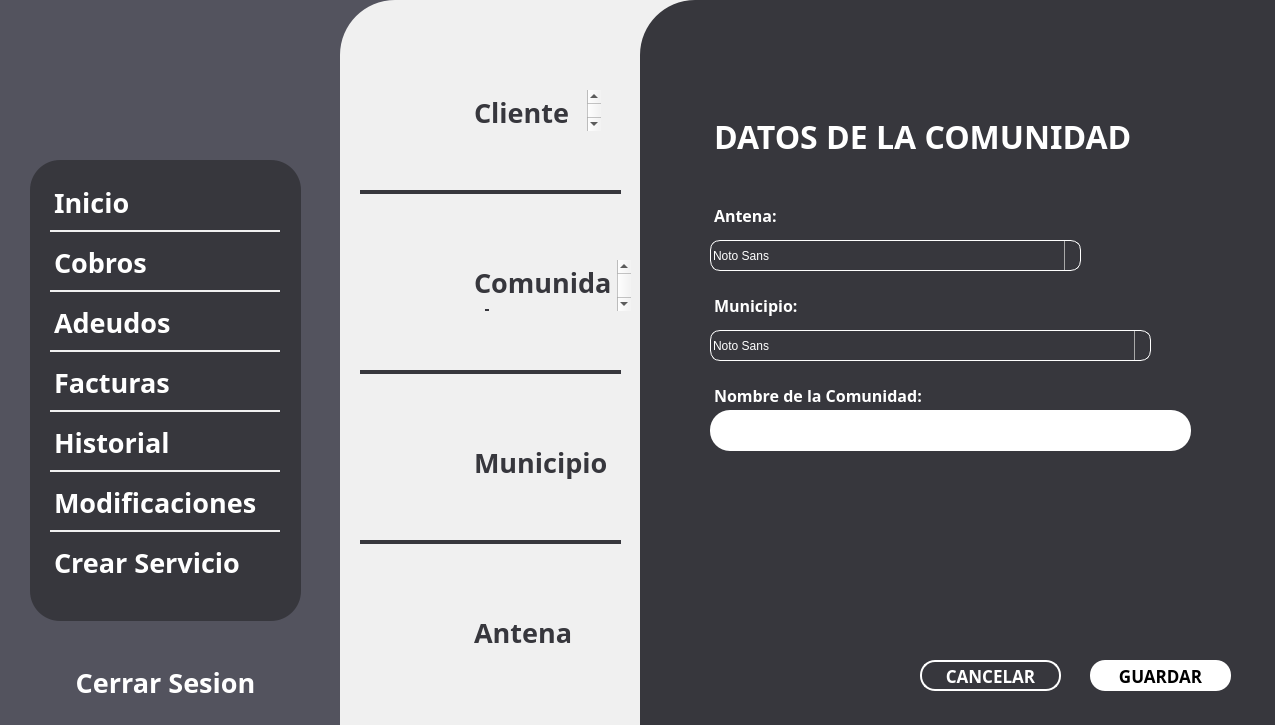
Before: the Qt Designer form app/frontend/pantalla_crearS_comunidad.ui in uRicardoCaballero/Radcomtest, drawn with Qt 5.
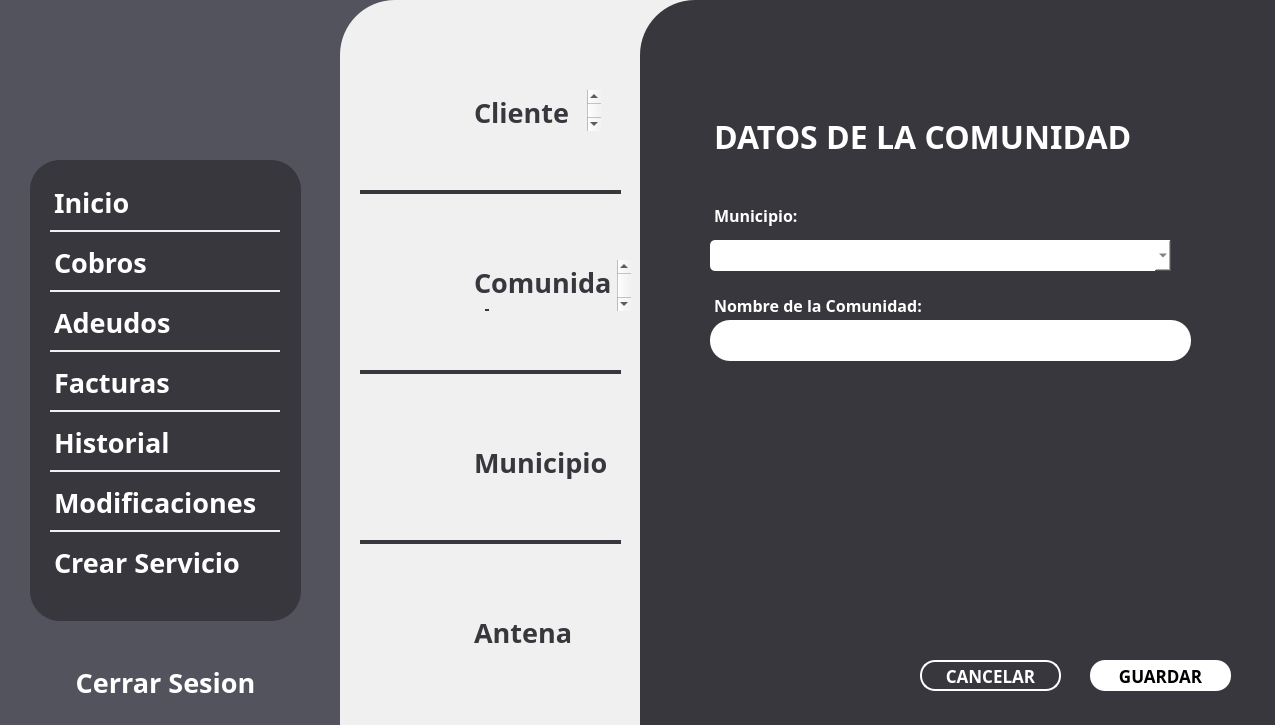
After: the same form once the commit is applied. Icons and pictures are not drawn.

```diff
--- a/app/frontend/pantalla_crearS_comunidad.ui
+++ b/app/frontend/pantalla_crearS_comunidad.ui
@@ -204,7 +204,7 @@
      <property name="geometry">
       <rect>
        <x>70</x>
-       <y>380</y>
+       <y>290</y>
        <width>261</width>
        <height>31</height>
       </rect>
@@ -243,54 +243,11 @@
 &lt;p style=&quot; margin-top:0px; margin-bottom:0px; margin-left:0px; margin-right:0px; -qt-block-indent:0; text-indent:0px;&quot;&gt;&lt;span style=&quot; font-size:12pt; font-weight:600;&quot;&gt;Nombre de la Comunidad:&lt;/span&gt;&lt;/p&gt;&lt;/body&gt;&lt;/html&gt;</string>
      </property>
     </widget>
-    <widget class="QTextBrowser" name="AntenaText_2">
-     <property name="geometry">
-      <rect>
-       <x>70</x>
-       <y>200</y>
-       <width>211</width>
-       <height>31</height>
-      </rect>
-     </property>
-     <property name="sizePolicy">
-      <sizepolicy hsizetype="Expanding" vsizetype="Expanding">
-       <horstretch>0</horstretch>
-       <verstretch>0</verstretch>
-      </sizepolicy>
-     </property>
-     <property name="font">
-      <font>
-       <family>Montserrat</family>
-       <pointsize>5</pointsize>
-      </font>
-     </property>
-     <property name="toolTipDuration">
-      <number>-1</number>
-     </property>
-     <property name="autoFillBackground">
-      <bool>false</bool>
-     </property>
-     <property name="styleSheet">
-      <string notr="true">QTextBrowser {
-    background: transparent;  /* Quitar el fondo */
-	color:#FFFFFF;
-    border: none;             /* Quitar el borde */
-	margin: 0;                /* Eliminar márgenes */
-}</string>
-     </property>
-     <property name="html">
-      <string>&lt;!DOCTYPE HTML PUBLIC &quot;-//W3C//DTD HTML 4.0//EN&quot; &quot;http://www.w3.org/TR/REC-html40/strict.dtd&quot;&gt;
-&lt;html&gt;&lt;head&gt;&lt;meta name=&quot;qrichtext&quot; content=&quot;1&quot; /&gt;&lt;style type=&quot;text/css&quot;&gt;
-p, li { white-space: pre-wrap; }
-&lt;/style&gt;&lt;/head&gt;&lt;body style=&quot; font-family:'Montserrat'; font-size:5pt; font-weight:400; font-style:normal;&quot;&gt;
-&lt;p style=&quot; margin-top:0px; margin-bottom:0px; margin-left:0px; margin-right:0px; -qt-block-indent:0; text-indent:0px;&quot;&gt;&lt;span style=&quot; font-size:12pt; font-weight:600;&quot;&gt;Antena:&lt;/span&gt;&lt;/p&gt;&lt;/body&gt;&lt;/html&gt;</string>
-     </property>
-    </widget>
     <widget class="QTextBrowser" name="NombreComunidadHolder">
      <property name="geometry">
       <rect>
        <x>70</x>
-       <y>410</y>
+       <y>320</y>
        <width>481</width>
        <height>41</height>
       </rect>
@@ -334,7 +291,7 @@
      <property name="geometry">
       <rect>
        <x>70</x>
-       <y>290</y>
+       <y>200</y>
        <width>231</width>
        <height>31</height>
       </rect>
@@ -416,116 +373,29 @@
 &lt;p style=&quot; margin-top:0px; margin-bottom:0px; margin-left:0px; margin-right:0px; -qt-block-indent:0; text-indent:0px;&quot;&gt;&lt;span style=&quot; font-size:24pt; font-weight:600;&quot;&gt;DATOS DE LA COMUNIDAD&lt;/span&gt;&lt;/p&gt;&lt;/body&gt;&lt;/html&gt;</string>
      </property>
     </widget>
-    <widget class="QFontComboBox" name="AntenaSelect">
+    <widget class="QComboBox" name="Select2">
      <property name="geometry">
       <rect>
        <x>70</x>
        <y>240</y>
-       <width>371</width>
+       <width>461</width>
        <height>31</height>
       </rect>
      </property>
      <property name="font">
       <font>
        <family>Montserrat</family>
-       <pointsize>14</pointsize>
+       <pointsize>-1</pointsize>
       </font>
      </property>
      <property name="styleSheet">
-      <string notr="true">QFontComboBox{
-	border: 1px solid #FFFFFF;
-	border-radius: 10px;
-	background: transparent;
-	color: #FFFFFF;
-}
-QComboBox::drop-down {
-    subcontrol-origin: padding;
-    subcontrol-position: top right;
-    width: 15px;
-    border-left-width: 1px;
-    border-left-color: darkgray;
-    border-left-style: solid;
-    border-top-right-radius: 3px;
-    border-bottom-right-radius: 3px;
-    background: transparent;  /* Fondo transparente */
-}
-
-QComboBox::down-arrow {
-    image: url(none); /* Borra cualquier imagen personalizada */
-    width: 10px;  /* Tamaño predeterminado de la flecha */
-    height: 10px;
-}
-
-QComboBox::down-arrow {
-    image: url(:/qt-project.org/styles/commonstyle/images/arrow-down-16.png);  /* Restaura la flecha predeterminada */
+      <string notr="true">QComboBox{
+ 	background: #FFFFFF;
+	color: #37373d;
+	border-radius: 5px;
+	font-family: Montserrat; /* Type of font */
+    font-size: 16px;                /* Size of the text */
 }</string>
-     </property>
-     <property name="currentText">
-      <string>Montserrat</string>
-     </property>
-     <property name="currentFont">
-      <font>
-       <family>Montserrat</family>
-       <pointsize>14</pointsize>
-       <weight>50</weight>
-       <bold>false</bold>
-      </font>
-     </property>
-    </widget>
-    <widget class="QFontComboBox" name="MunicipioSelect">
-     <property name="geometry">
-      <rect>
-       <x>70</x>
-       <y>330</y>
-       <width>441</width>
-       <height>31</height>
-      </rect>
-     </property>
-     <property name="font">
-      <font>
-       <family>Montserrat</family>
-       <pointsize>14</pointsize>
-      </font>
-     </property>
-     <property name="styleSheet">
-      <string notr="true">QFontComboBox{
-	border: 1px solid #FFFFFF;
-	border-radius: 10px;
-	background: transparent;
-	color: #FFFFFF;
-}
-QComboBox::drop-down {
-    subcontrol-origin: padding;
-    subcontrol-position: top right;
-    width: 15px;
-    border-left-width: 1px;
-    border-left-color: darkgray;
-    border-left-style: solid;
-    border-top-right-radius: 3px;
-    border-bottom-right-radius: 3px;
-    background: transparent;  /* Fondo transparente */
-}
-
-QComboBox::down-arrow {
-    image: url(none); /* Borra cualquier imagen personalizada */
-    width: 10px;  /* Tamaño predeterminado de la flecha */
-    height: 10px;
-}
-
-QComboBox::down-arrow {
-    image: url(:/qt-project.org/styles/commonstyle/images/arrow-down-16.png);  /* Restaura la flecha predeterminada */
-}</string>
-     </property>
-     <property name="currentText">
-      <string>Montserrat</string>
-     </property>
-     <property name="currentFont">
-      <font>
-       <family>Montserrat</family>
-       <pointsize>14</pointsize>
-       <weight>50</weight>
-       <bold>false</bold>
-      </font>
      </property>
     </widget>
    </widget>
```
Left out of the diff: 10 changed lines with no effect on the pictures.
